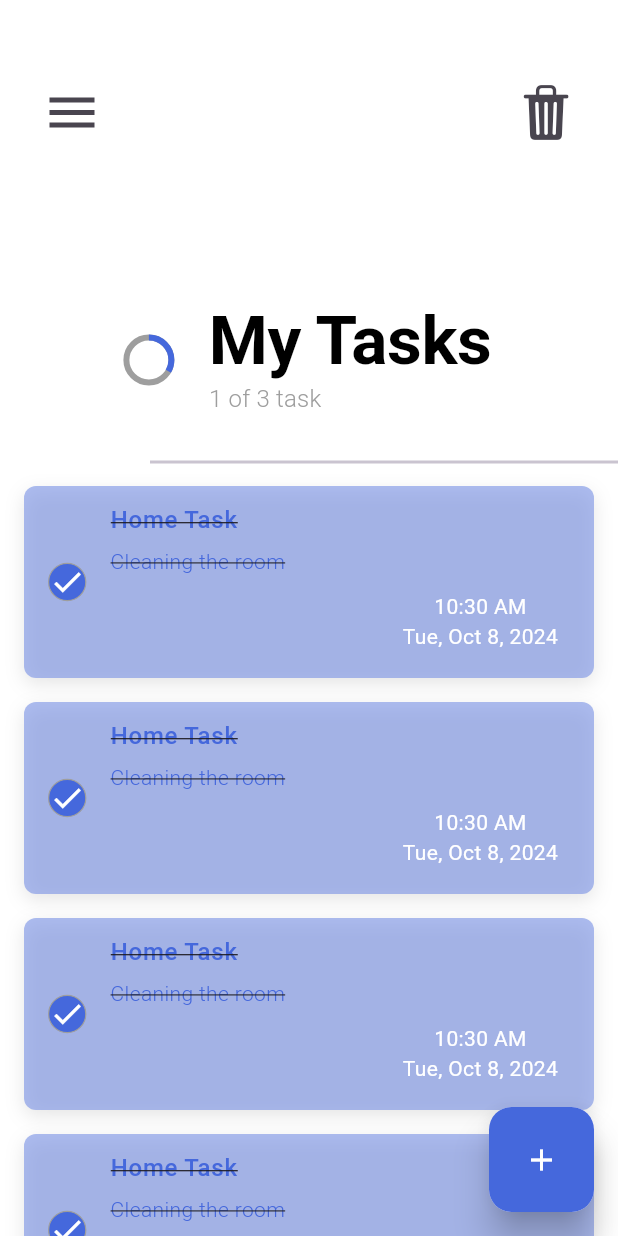
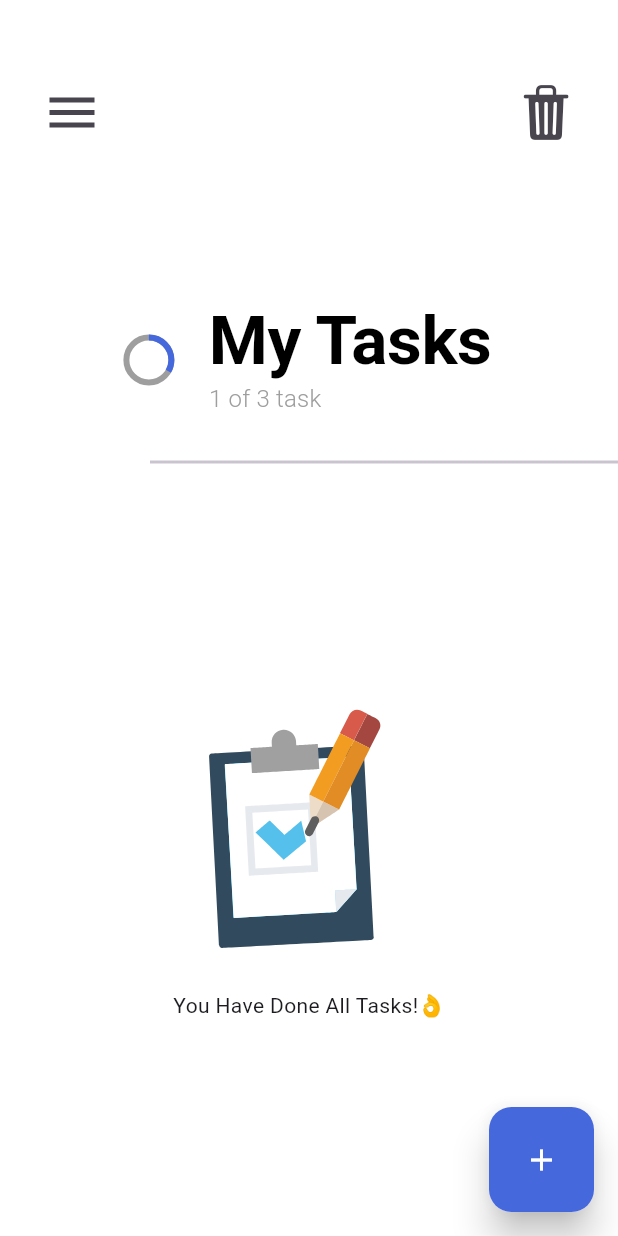
Before and after one commit to yaminmuhammad/todidu, a Flutter app: the screen it shows after launch, on a phone screen of 412 x 824 dp. Run offline on Flutter 3.47's test engine with Material 3 defaults, Android fonts, the phone set to English and light mode, and no system bars; drawn by our look-alikes of flutter_slider_drawer; our stand-ins replace animate_do, hive, hive_flutter, lottie; missing offline and left inert: flutter_cupertino_date_picker_fork, ftoast, panara_dialogs; accounts and stored records are empty.

Commit message:
feat: func main is working

```diff
--- a/lib/utils/constants.dart
+++ b/lib/utils/constants.dart
@@ -52,8 +52,8 @@ dynamic deleteAllTaskWarning(BuildContext context) {
     message:
         "Do you really want to delete all tasks? You will no be able to undo this action!",
     panaraDialogType: PanaraDialogType.error,
-    confirmButtonText: '',
-    cancelButtonText: '',
+    confirmButtonText: 'Yes',
+    cancelButtonText: 'No',
     barrierDismissible: false,
     onTapConfirm: () {
       // clear all box data
--- a/lib/views/home/home_view.dart
+++ b/lib/views/home/home_view.dart
@@ -1,8 +1,10 @@
 import 'package:animate_do/animate_do.dart';
 import 'package:flutter/material.dart';
 import 'package:flutter_slider_drawer/flutter_slider_drawer.dart';
+import 'package:hive/hive.dart';
 import 'package:lottie/lottie.dart';
 import 'package:todidu/extensions/space_exs.dart';
+import 'package:todidu/main.dart';
 import 'package:todidu/models/task.dart';
 import 'package:todidu/utils/app_colors.dart';
 import 'package:todidu/utils/app_str.dart';
@@ -20,7 +22,7 @@ class HomeView extends StatefulWidget {
 }
 
 class _HomeViewState extends State<HomeView> {
-  final List<int> testing = [1, 2, 3, 4, 5, 6, 7, 8, 9, 10, 11];
+  // final List<int> testing = [1, 2, 3, 4, 5, 6, 7, 8, 9, 10, 11];
 
   GlobalKey<SliderDrawerState> drawerKey = GlobalKey<SliderDrawerState>();
 
@@ -30,6 +32,12 @@ class _HomeViewState extends State<HomeView> {
   @override
   Widget build(BuildContext context) {
     TextTheme textTheme = Theme.of(context).textTheme;
+    final base = BaseWidget.of(context);
+
+    return ValueListenableBuilder(
+      valueListenable: base.dataStore.listenToTasks(),
+      builder: (ctx, Box<Task> box, Widget? child) {
+        var tasks = box.values.toList();
 
         return Scaffold(
           backgroundColor: Colors.white,
@@ -50,14 +58,20 @@ class _HomeViewState extends State<HomeView> {
             ),
 
             // main body
-        child: _buildHomeBody(textTheme),
+            child: _buildHomeBody(textTheme, base, tasks),
           ),
+        );
+      },
     );
   }
 
   // Home Body
 
-  Widget _buildHomeBody(TextTheme textTheme) {
+  Widget _buildHomeBody(
+    TextTheme textTheme,
+    BaseWidget base,
+    List<Task> tasks,
+  ) {
     return SizedBox(
       width: double.infinity,
       height: double.infinity,
@@ -125,15 +139,18 @@ class _HomeViewState extends State<HomeView> {
           Expanded(
             // width: double.infinity,
             // height: 745,
-            child: testing.isNotEmpty
+            child: tasks.isNotEmpty
                 ? ListView.builder(
-                    itemCount: testing.length,
+                    itemCount: tasks.length,
                     scrollDirection: Axis.vertical,
                     itemBuilder: (context, index) {
+                      var task = tasks[index];
+
                       return Dismissible(
                         direction: DismissDirection.horizontal,
                         onDismissed: (_) {
                           // remove current task from db
+                          base.dataStore.deleteTask(task: task);
                         },
                         background: Row(
                           mainAxisAlignment: MainAxisAlignment.center,
@@ -152,20 +169,12 @@ class _HomeViewState extends State<HomeView> {
                           ],
                         ),
                         key: Key(
-                          index.toString(),
+                          task.id,
                         ),
                         child: TaskWidget(
                             // This is only for test
 
-                          task: Task(
-                            id: '1',
-                            title: 'Home Task',
-                            subTitle: 'Cleaning the room',
-                            createdAtTime: DateTime.now(),
-                            createdAtDate: DateTime.now(),
-                            isCompleted: true,
-                          ),
-                        ),
+                            task: task),
                       );
                     },
                   )
@@ -181,7 +190,7 @@ class _HomeViewState extends State<HomeView> {
                           height: 200,
                           child: Lottie.asset(
                             lottieURL,
-                            animate: testing.isNotEmpty ? false : true,
+                            animate: tasks.isNotEmpty ? false : true,
                           ),
                         ),
                       ),
--- a/lib/views/tasks/task_view.dart
+++ b/lib/views/tasks/task_view.dart
@@ -166,7 +166,7 @@ class _TaskViewState extends State<TaskView> {
               // Delete Current Task Button
               MaterialButton(
                   onPressed: () {
-                    isTaskAlreadyExistUpdateOtherWiseCreate();
+                    // isTaskAlreadyExistUpdateOtherWiseCreate();
                   },
                   minWidth: 150,
                   shape: RoundedRectangleBorder(
@@ -194,7 +194,7 @@ class _TaskViewState extends State<TaskView> {
           // Add or Update Task Button
           MaterialButton(
             onPressed: () {
-              log("Task Added");
+              isTaskAlreadyExistUpdateOtherWiseCreate();
             },
             minWidth: 150,
             shape: RoundedRectangleBorder(
```
Lines whose indentation alone changed are shown as unchanged.
